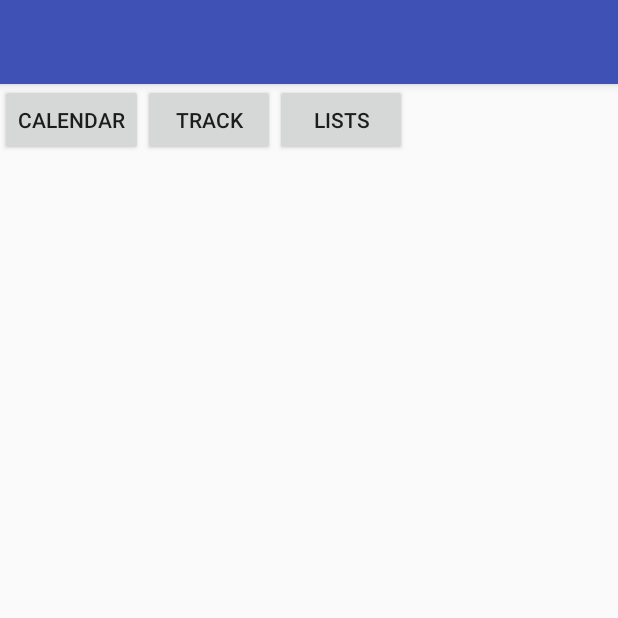
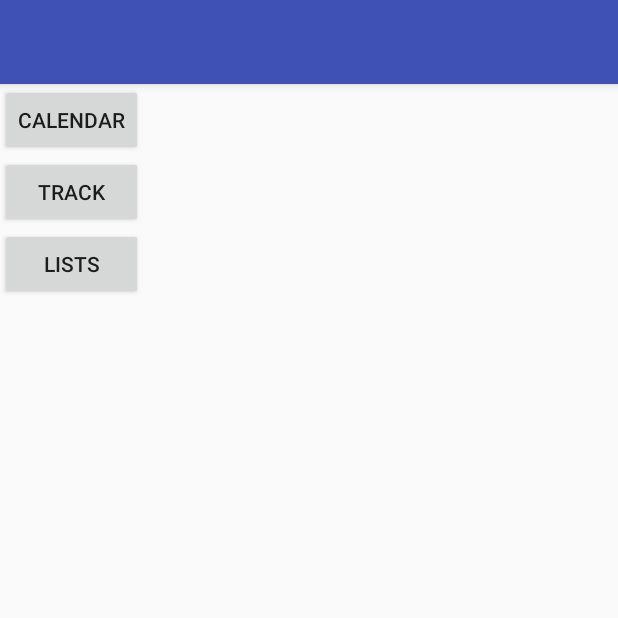
Before and after one commit to Debkanya-Mazumder/Tempus, an Android app: the screen it shows after launch (StartPage), on a phone screen of 412 x 824 dp, the top half of it. Run offline under Robolectric (Android 15) with nearby library versions, the phone set to English and light mode, and no system bars.

Commit message:
//calendar

```diff
--- a/app/src/main/res/layout/activity_start_page.xml
+++ b/app/src/main/res/layout/activity_start_page.xml
@@ -8,7 +8,8 @@
 
     <LinearLayout
         android:layout_width="wrap_content"
-        android:layout_height="wrap_content">
+        android:layout_height="wrap_content"
+        android:orientation="vertical">
 
         <Button
             android:id="@+id/btn_startpg_calendar"
```
